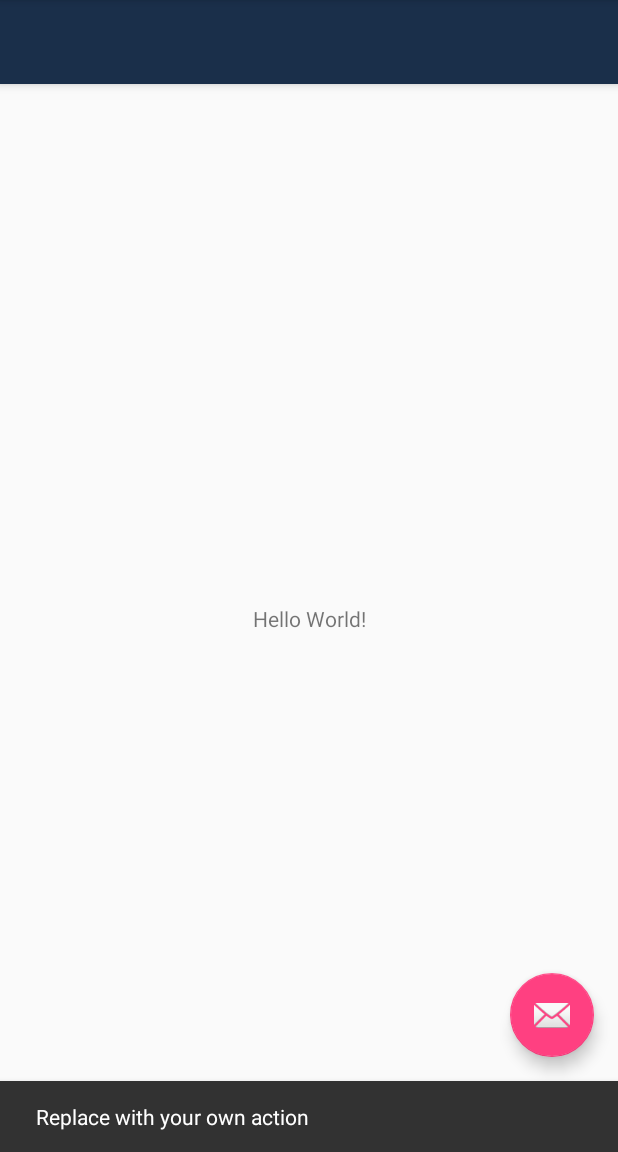
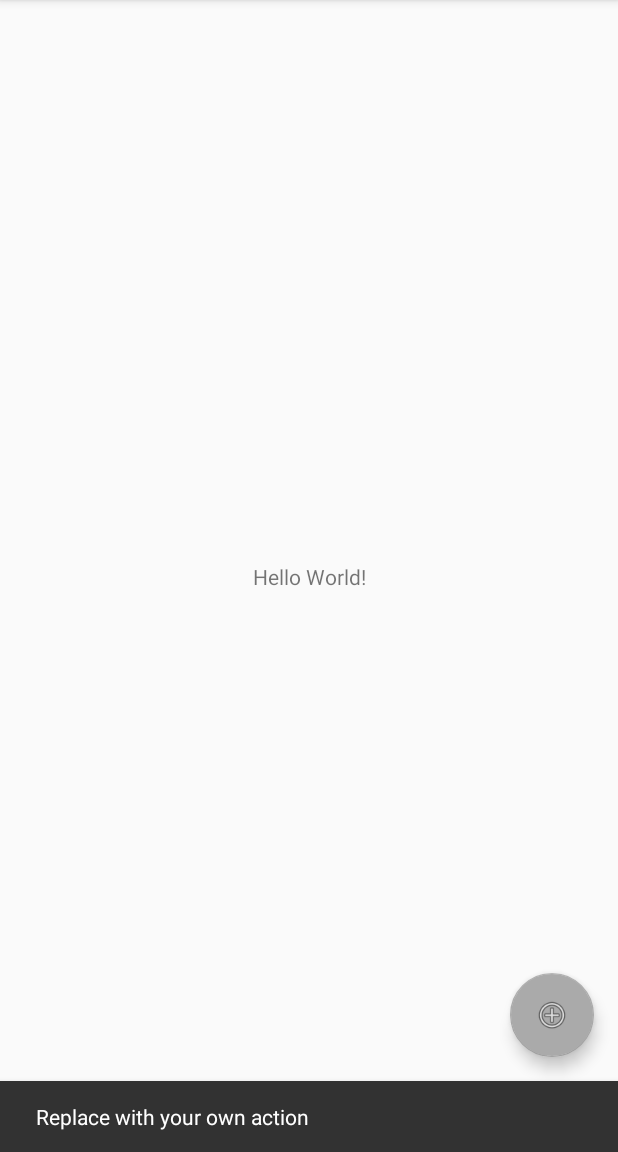
Before and after one commit to muniv/DT-Project, an Android app: the screen it shows after launch (MainActivity), after a tap on an icon or button, on a phone screen of 412 x 824 dp, the part 84-1236 px from its top. Run offline under Robolectric (Android 15) with nearby library versions, the phone set to English and light mode, and no system bars.

Commit message:
툴바를 없애고 프로팅 버튼을 수정합니다

```diff
--- a/AibrilCall/app/src/main/java/com/muni/examples/aibrilcall/MainActivity.java
+++ b/AibrilCall/app/src/main/java/com/muni/examples/aibrilcall/MainActivity.java
@@ -18,7 +18,7 @@ public class MainActivity extends AppCompatActivity {
 
         super.onCreate(savedInstanceState);
         setContentView(R.layout.activity_main);
-        Toolbar toolbar = (Toolbar) findViewById(R.id.toolbar);
+        //Toolbar toolbar = (Toolbar) findViewById(R.id.toolbar);
         //setSupportActionBar(toolbar);
 
         FloatingActionButton fab = (FloatingActionButton) findViewById(R.id.fab);
--- a/AibrilCall/app/src/main/res/layout/activity_main.xml
+++ b/AibrilCall/app/src/main/res/layout/activity_main.xml
@@ -11,13 +11,6 @@
         android:layout_height="wrap_content"
         android:theme="@style/AppTheme.AppBarOverlay">
 
-        <android.support.v7.widget.Toolbar
-            android:id="@+id/toolbar"
-            android:layout_width="match_parent"
-            android:layout_height="?attr/actionBarSize"
-            android:background="?attr/colorPrimary"
-            app:popupTheme="@style/AppTheme.PopupOverlay" />
-
     </android.support.design.widget.AppBarLayout>
 
     <include layout="@layout/content_main" />
@@ -28,6 +21,8 @@
         android:layout_height="wrap_content"
         android:layout_gravity="bottom|end"
         android:layout_margin="@dimen/fab_margin"
-        app:srcCompat="@android:drawable/ic_dialog_email" />
+        app:backgroundTint="@android:color/darker_gray"
+        app:rippleColor="@android:color/black"
+        app:srcCompat="@android:drawable/ic_menu_add" />
 
 </android.support.design.widget.CoordinatorLayout>
--- a/AibrilCall/app/src/main/res/values/colors.xml
+++ b/AibrilCall/app/src/main/res/values/colors.xml
@@ -2,5 +2,5 @@
 <resources>
     <color name="colorPrimary">#1a2f4a</color>
     <color name="colorPrimaryDark">#1a2f4a</color>
-    <color name="colorAccent">#FF4081</color>
+    <color name="colorAccent">#ff4081</color>
 </resources>
```
